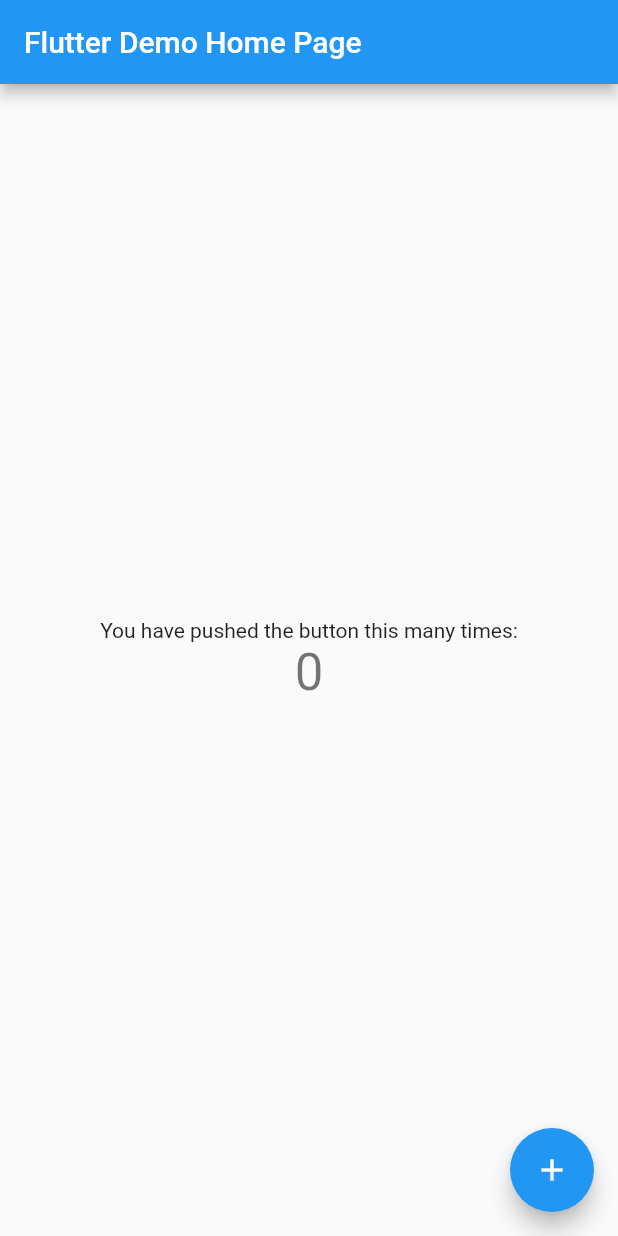
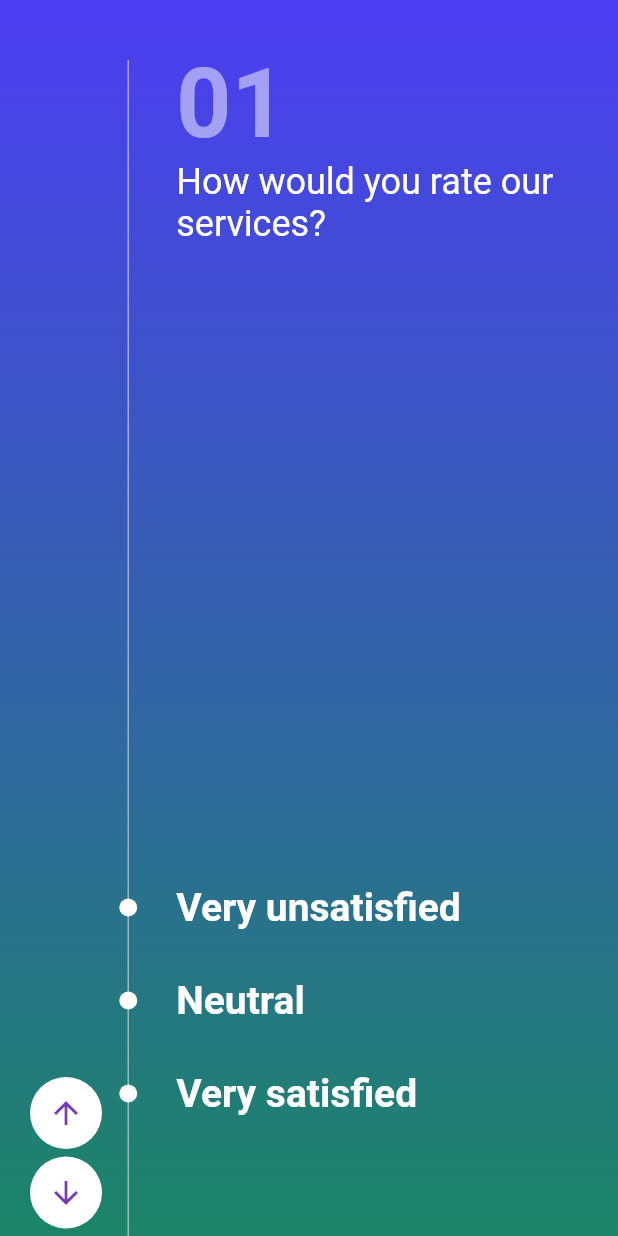
Before and after one commit to cukszyy/checkify, a Flutter app: the screen it shows after launch, on a phone screen of 412 x 824 dp. Run offline on Flutter 3.47's test engine with Material 2 defaults, Android fonts, the phone set to English and light mode, and no system bars.

Commit message:
Add checklist question screen

```diff
--- a/lib/main.dart
+++ b/lib/main.dart
@@ -1,4 +1,5 @@
 import 'package:flutter/material.dart';
+import 'package:checkify/screens/checklist.dart';
 
 void main() => runApp(MyApp());
 
@@ -7,7 +8,8 @@ class MyApp extends StatelessWidget {
   @override
   Widget build(BuildContext context) {
     return MaterialApp(
-      title: 'Flutter Demo',
+      title: 'Checkify',
+      debugShowCheckedModeBanner: false,
       theme: ThemeData(
         // This is the theme of your application.
         //
@@ -20,92 +22,7 @@ class MyApp extends StatelessWidget {
         // is not restarted.
         primarySwatch: Colors.blue,
       ),
-      home: MyHomePage(title: 'Flutter Demo Home Page'),
+      home: ChecklistScreen(),
     );
   }
 }
-
-class MyHomePage extends StatefulWidget {
-  MyHomePage({Key key, this.title}) : super(key: key);
-
-  // This widget is the home page of your application. It is stateful, meaning
-  // that it has a State object (defined below) that contains fields that affect
-  // how it looks.
-
-  // This class is the configuration for the state. It holds the values (in this
-  // case the title) provided by the parent (in this case the App widget) and
-  // used by the build method of the State. Fields in a Widget subclass are
-  // always marked "final".
-
-  final String title;
-
-  @override
-  _MyHomePageState createState() => _MyHomePageState();
-}
-
-class _MyHomePageState extends State<MyHomePage> {
-  int _counter = 0;
-
-  void _incrementCounter() {
-    setState(() {
-      // This call to setState tells the Flutter framework that something has
-      // changed in this State, which causes it to rerun the build method below
-      // so that the display can reflect the updated values. If we changed
-      // _counter without calling setState(), then the build method would not be
-      // called again, and so nothing would appear to happen.
-      _counter++;
-    });
-  }
-
-  @override
-  Widget build(BuildContext context) {
-    // This method is rerun every time setState is called, for instance as done
-    // by the _incrementCounter method above.
-    //
-    // The Flutter framework has been optimized to make rerunning build methods
-    // fast, so that you can just rebuild anything that needs updating rather
-    // than having to individually change instances of widgets.
-    return Scaffold(
-      appBar: AppBar(
-        // Here we take the value from the MyHomePage object that was created by
-        // the App.build method, and use it to set our appbar title.
-        title: Text(widget.title),
-      ),
-      body: Center(
-        // Center is a layout widget. It takes a single child and positions it
-        // in the middle of the parent.
-        child: Column(
-          // Column is also a layout widget. It takes a list of children and
-          // arranges them vertically. By default, it sizes itself to fit its
-          // children horizontally, and tries to be as tall as its parent.
-          //
-          // Invoke "debug painting" (press "p" in the console, choose the
-          // "Toggle Debug Paint" action from the Flutter Inspector in Android
-          // Studio, or the "Toggle Debug Paint" command in Visual Studio Code)
-          // to see the wireframe for each widget.
-          //
-          // Column has various properties to control how it sizes itself and
-          // how it positions its children. Here we use mainAxisAlignment to
-          // center the children vertically; the main axis here is the vertical
-          // axis because Columns are vertical (the cross axis would be
-          // horizontal).
-          mainAxisAlignment: MainAxisAlignment.center,
-          children: <Widget>[
-            Text(
-              'You have pushed the button this many times:',
-            ),
-            Text(
-              '$_counter',
-              style: Theme.of(context).textTheme.display1,
-            ),
-          ],
-        ),
-      ),
-      floatingActionButton: FloatingActionButton(
-        onPressed: _incrementCounter,
-        tooltip: 'Increment',
-        child: Icon(Icons.add),
-      ), // This trailing comma makes auto-formatting nicer for build methods.
-    );
-  }
-}
--- /dev/null
+++ b/lib/screens/checklist.dart
@@ -0,0 +1,78 @@
+import 'package:flutter/material.dart';
+import 'package:checkify/utilities/constants.dart';
+import 'package:checkify/utilities/checklist/arrow_icons.dart';
+import 'package:checkify/utilities/checklist/line.dart';
+import 'package:checkify/utilities/checklist/question.dart';
+
+class ChecklistScreen extends StatefulWidget {
+  @override
+  _ChecklistScreenState createState() => _ChecklistScreenState();
+}
+
+class _ChecklistScreenState extends State<ChecklistScreen> {
+  int pageNumber = 1;
+
+  @override
+  Widget build(BuildContext context) {
+    Widget page;
+
+    if (pageNumber == 1) {
+      page = Question(
+        key: Key('q1'),
+        onOptionSelected: () => setState(() => pageNumber = 2),
+        question: 'How would you rate our services?',
+        answers: <String>[
+          'Very unsatisfied',
+          'Neutral',
+          'Very satisfied',
+        ],
+        number: 1,
+      );
+    } else if (pageNumber == 2) {
+      page = Question(
+        key: Key('q2'),
+        onOptionSelected: () => setState(() => pageNumber = 3),
+        question: 'This app has a friendly user interface',
+        answers: <String>[
+          'Strongly disagree',
+          'Disagree',
+          'Neutral',
+          'Agree',
+          'Strongly agree'
+        ],
+        number: 2,
+      );
+    } else {
+      page = Question(
+        key: Key('q3'),
+        onOptionSelected: () => setState(() => pageNumber = 1),
+        question: 'How often do you use checklist apps?',
+        answers: <String>['Never', 'Rarely', 'Sometimes', 'Often', 'Always'],
+        number: 3,
+      );
+    }
+
+    return Scaffold(
+      body: Container(
+        width: double.infinity,
+        height: double.infinity,
+        decoration: backgroundDecoration,
+        child: SafeArea(
+          child: Stack(
+            children: <Widget>[
+              ArrowIcons(),
+              Line(),
+              Positioned.fill(
+                left: 53.5,
+                child: AnimatedSwitcher(
+                  child: page,
+                  duration: Duration(milliseconds: 250),
+                ),
+              )
+            ],
+          ),
+        ),
+      ),
+    );
+  }
+}
--- /dev/null
+++ b/lib/utilities/checklist/arrow_icons.dart
@@ -0,0 +1,43 @@
+import 'package:flutter/material.dart';
+
+class ArrowIcons extends StatelessWidget {
+  @override
+  Widget build(BuildContext context) {
+    return Positioned(
+      left: 20,
+      bottom: 5,
+      child: Column(
+        mainAxisSize: MainAxisSize.min,
+        children: <Widget>[
+          Container(
+            decoration: BoxDecoration(
+              shape: BoxShape.circle,
+              color: Colors.white,
+            ),
+            child: IconButton(
+              color: Color.fromRGBO(120, 58, 183, 1),
+              icon: Icon(Icons.arrow_upward),
+              onPressed: () {
+                print('up');
+              },
+            ),
+          ),
+          SizedBox(height: 5),
+          Container(
+            decoration: BoxDecoration(
+              shape: BoxShape.circle,
+              color: Colors.white,
+            ),
+            child: IconButton(
+              color: Color.fromRGBO(120, 58, 183, 1),
+              icon: Icon(Icons.arrow_downward),
+              onPressed: () {
+                print('down');
+              },
+            ),
+          ),
+        ],
+      ),
+    );
+  }
+}
--- /dev/null
+++ b/lib/utilities/checklist/dot.dart
@@ -0,0 +1,22 @@
+import 'package:flutter/material.dart';
+
+class Dot extends StatelessWidget {
+  final bool visible;
+
+  const Dot({
+    Key key,
+    this.visible = true,
+  });
+
+  @override
+  Widget build(BuildContext context) {
+    return Container(
+      width: 12,
+      height: 12,
+      decoration: BoxDecoration(
+        shape: BoxShape.circle,
+        color: visible ? Colors.white : Colors.transparent,
+      ),
+    );
+  }
+}
--- /dev/null
+++ b/lib/utilities/checklist/item_fader.dart
@@ -0,0 +1,67 @@
+import 'package:flutter/material.dart';
+
+class ItemFader extends StatefulWidget {
+  final Widget child;
+
+  const ItemFader({
+    Key key,
+    @required this.child,
+  });
+
+  @override
+  _ItemFaderState createState() => _ItemFaderState();
+}
+
+class _ItemFaderState extends State<ItemFader>
+    with SingleTickerProviderStateMixin {
+  //1 means its below, -1 means its above
+  int position = 1;
+  AnimationController _animationController;
+  Animation _animation;
+
+  void show() {
+    setState(() => position = 1);
+    _animationController.forward();
+  }
+
+  void hide() {
+    setState(() => position = -1);
+    _animationController.reverse();
+  }
+
+  @override
+  void initState() {
+    super.initState();
+    _animationController = AnimationController(
+      vsync: this,
+      duration: Duration(milliseconds: 600),
+    );
+    _animation = CurvedAnimation(
+      parent: _animationController,
+      curve: Curves.easeInOut,
+    );
+  }
+
+  @override
+  void dispose() {
+    _animationController.dispose();
+    super.dispose();
+  }
+
+  @override
+  Widget build(BuildContext context) {
+    return AnimatedBuilder(
+      animation: _animation,
+      builder: (context, child) {
+        return Transform.translate(
+          offset: Offset(0, 64 * position * (1 - _animation.value)),
+          child: Opacity(
+            opacity: _animation.value,
+            child: child,
+          ),
+        );
+      },
+      child: widget.child,
+    );
+  }
+}
--- /dev/null
+++ b/lib/utilities/checklist/line.dart
@@ -0,0 +1,16 @@
+import 'package:flutter/material.dart';
+
+class Line extends StatelessWidget {
+  @override
+  Widget build(BuildContext context) {
+    return Positioned(
+      left: 85,
+      top: 40,
+      bottom: 0,
+      width: 1,
+      child: Container(
+        color: Colors.white.withOpacity(0.5),
+      ),
+    );
+  }
+}
--- /dev/null
+++ b/lib/utilities/checklist/option_item.dart
@@ -0,0 +1,51 @@
+import 'package:flutter/material.dart';
+import 'package:checkify/utilities/checklist/dot.dart';
+
+class OptionItem extends StatefulWidget {
+  final String name;
+  final void Function(Offset dotOffset) onTap;
+  final bool showDot;
+
+  const OptionItem({
+    Key key,
+    @required this.name,
+    @required this.onTap,
+    this.showDot = true,
+  }) : super(key: key);
+
+  @override
+  _OptionItemState createState() => _OptionItemState();
+}
+
+class _OptionItemState extends State<OptionItem> {
+  @override
+  Widget build(BuildContext context) {
+    return InkWell(
+      onTap: () {
+        RenderBox object = context.findRenderObject();
+        Offset globalPosition = object.localToGlobal(Offset.zero);
+        widget.onTap(globalPosition);
+      },
+      child: Padding(
+        padding: const EdgeInsets.symmetric(vertical: 16),
+        child: Row(
+          children: <Widget>[
+            SizedBox(width: 26),
+            Dot(visible: widget.showDot),
+            SizedBox(width: 26),
+            Expanded(
+              child: Text(
+                widget.name,
+                style: TextStyle(
+                  fontWeight: FontWeight.bold,
+                  fontSize: 26,
+                  color: Colors.white,
+                ),
+              ),
+            )
+          ],
+        ),
+      ),
+    );
+  }
+}
--- /dev/null
+++ b/lib/utilities/checklist/question.dart
@@ -0,0 +1,183 @@
+import 'package:flutter/material.dart';
+import 'package:checkify/utilities/checklist/dot.dart';
+import 'package:checkify/utilities/checklist/step_question.dart';
+import 'package:checkify/utilities/checklist/step_number.dart';
+import 'package:checkify/utilities/checklist/option_item.dart';
+
+class Question extends StatefulWidget {
+  final int number;
+  final String question;
+  final List<String> answers;
+  final VoidCallback onOptionSelected;
+
+  const Question({
+    Key key,
+    @required this.onOptionSelected,
+    @required this.number,
+    @required this.question,
+    @required this.answers,
+  }) : super(key: key);
+
+  @override
+  _QuestionState createState() => _QuestionState();
+}
+
+class _QuestionState extends State<Question>
+    with SingleTickerProviderStateMixin {
+  List<GlobalKey<_ItemFaderState>> keys;
+  int selectedOptionKeyIndex;
+  AnimationController _animationController;
+
+  @override
+  void initState() {
+    super.initState();
+    keys = List.generate(
+      2 + widget.answers.length,
+      (_) => GlobalKey<_ItemFaderState>(),
+    );
+    _animationController = AnimationController(
+      vsync: this,
+      duration: Duration(milliseconds: 500),
+    );
+    onInit();
+  }
+
+  void onInit() async {
+    for (GlobalKey<_ItemFaderState> key in keys) {
+      await Future.delayed(Duration(milliseconds: 40));
+      key.currentState.show();
+    }
+  }
+
+  @override
+  Widget build(BuildContext context) {
+    return Column(
+      crossAxisAlignment: CrossAxisAlignment.start,
+      children: <Widget>[
+        SizedBox(height: 32),
+        ItemFader(
+          key: keys[0],
+          child: StepNumber(number: widget.number),
+        ),
+        ItemFader(
+          key: keys[1],
+          child: StepQuestion(question: widget.question),
+        ),
+        Spacer(),
+        ...widget.answers.map((String answer) {
+          int answerIndex = widget.answers.indexOf(answer);
+          int keyIndex = answerIndex + 2;
+          return ItemFader(
+            key: keys[keyIndex],
+            child: OptionItem(
+              name: answer,
+              onTap: (offset) => onTap(keyIndex, offset),
+              showDot: selectedOptionKeyIndex != keyIndex,
+            ),
+          );
+        }),
+        SizedBox(height: 64),
+      ],
+    );
+  }
+
+  void onTap(int keyIndex, Offset offset) async {
+    for (GlobalKey<_ItemFaderState> key in keys) {
+      await Future.delayed(Duration(milliseconds: 40));
+      key.currentState.hide();
+      if (keys.indexOf(key) == keyIndex) {
+        setState(() => selectedOptionKeyIndex = keyIndex);
+        animateDot(offset).then((_) => widget.onOptionSelected());
+      }
+    }
+  }
+
+  Future<void> animateDot(Offset startOffset) async {
+    OverlayEntry entry = OverlayEntry(
+      builder: (context) {
+        double minTop = MediaQuery.of(context).padding.top + 52;
+        return AnimatedBuilder(
+          animation: _animationController,
+          builder: (context, child) {
+            return Positioned(
+              left: 79.5,
+              top: minTop +
+                  (startOffset.dy - minTop) * (1 - _animationController.value),
+              child: child,
+            );
+          },
+          child: Dot(),
+        );
+      },
+    );
+    Overlay.of(context).insert(entry);
+    await _animationController.forward(from: 0);
+    entry.remove();
+  }
+}
+
+class ItemFader extends StatefulWidget {
+  final Widget child;
+
+  const ItemFader({
+    Key key,
+    @required this.child,
+  }) : super(key: key);
+
+  @override
+  _ItemFaderState createState() => _ItemFaderState();
+}
+
+class _ItemFaderState extends State<ItemFader>
+    with SingleTickerProviderStateMixin {
+  //1 means its below, -1 means its above
+  int position = 1;
+  AnimationController _animationController;
+  Animation _animation;
+
+  void show() {
+    setState(() => position = 1);
+    _animationController.forward();
+  }
+
+  void hide() {
+    setState(() => position = -1);
+    _animationController.reverse();
+  }
+
+  @override
+  void initState() {
+    super.initState();
+    _animationController = AnimationController(
+      vsync: this,
+      duration: Duration(milliseconds: 600),
+    );
+    _animation = CurvedAnimation(
+      parent: _animationController,
+      curve: Curves.easeInOut,
+    );
+  }
+
+  @override
+  void dispose() {
+    _animationController.dispose();
+    super.dispose();
+  }
+
+  @override
+  Widget build(BuildContext context) {
+    return AnimatedBuilder(
+      animation: _animation,
+      builder: (context, child) {
+        return Transform.translate(
+          offset: Offset(0, 64 * position * (1 - _animation.value)),
+          child: Opacity(
+            opacity: _animation.value,
+            child: child,
+          ),
+        );
+      },
+      child: widget.child,
+    );
+  }
+}
--- /dev/null
+++ b/lib/utilities/checklist/step_number.dart
@@ -0,0 +1,28 @@
+import 'package:flutter/material.dart';
+
+class StepNumber extends StatelessWidget {
+  final int number;
+
+  const StepNumber({
+    Key key,
+    @required this.number,
+  }) : super(key: key);
+
+  @override
+  Widget build(BuildContext context) {
+    return Padding(
+      padding: const EdgeInsets.only(
+        left: 64,
+        right: 16,
+      ),
+      child: Text(
+        '0$number',
+        style: TextStyle(
+          fontSize: 64,
+          fontWeight: FontWeight.bold,
+          color: Colors.white.withOpacity(0.5),
+        ),
+      ),
+    );
+  }
+}
--- /dev/null
+++ b/lib/utilities/checklist/step_question.dart
@@ -0,0 +1,27 @@
+import 'package:flutter/material.dart';
+
+class StepQuestion extends StatelessWidget {
+  final String question;
+
+  const StepQuestion({
+    Key key,
+    @required this.question,
+  }) : super(key: key);
+
+  @override
+  Widget build(BuildContext context) {
+    return Padding(
+      padding: const EdgeInsets.only(
+        left: 64,
+        right: 16,
+      ),
+      child: Text(
+        question,
+        style: TextStyle(
+          fontSize: 24,
+          color: Colors.white,
+        ),
+      ),
+    );
+  }
+}
--- /dev/null
+++ b/lib/utilities/constants.dart
@@ -0,0 +1,12 @@
+import 'package:flutter/material.dart';
+
+const backgroundDecoration = BoxDecoration(
+  gradient: LinearGradient(
+    colors: [
+      Color.fromRGBO(76, 61, 243, 1),
+      Color.fromRGBO(28, 133, 103, 1),
+    ],
+    begin: Alignment.topCenter,
+    end: Alignment.bottomCenter,
+  ),
+);
```
Also changed, not shown: lib/models/question.dart (added), 2 other files.
